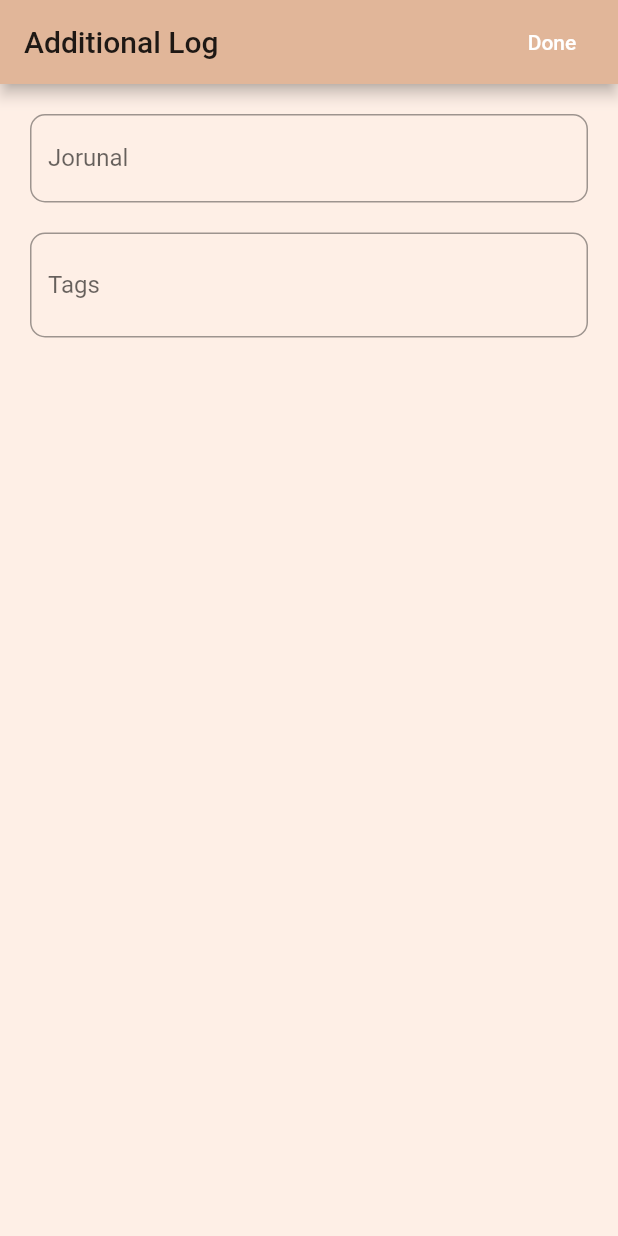
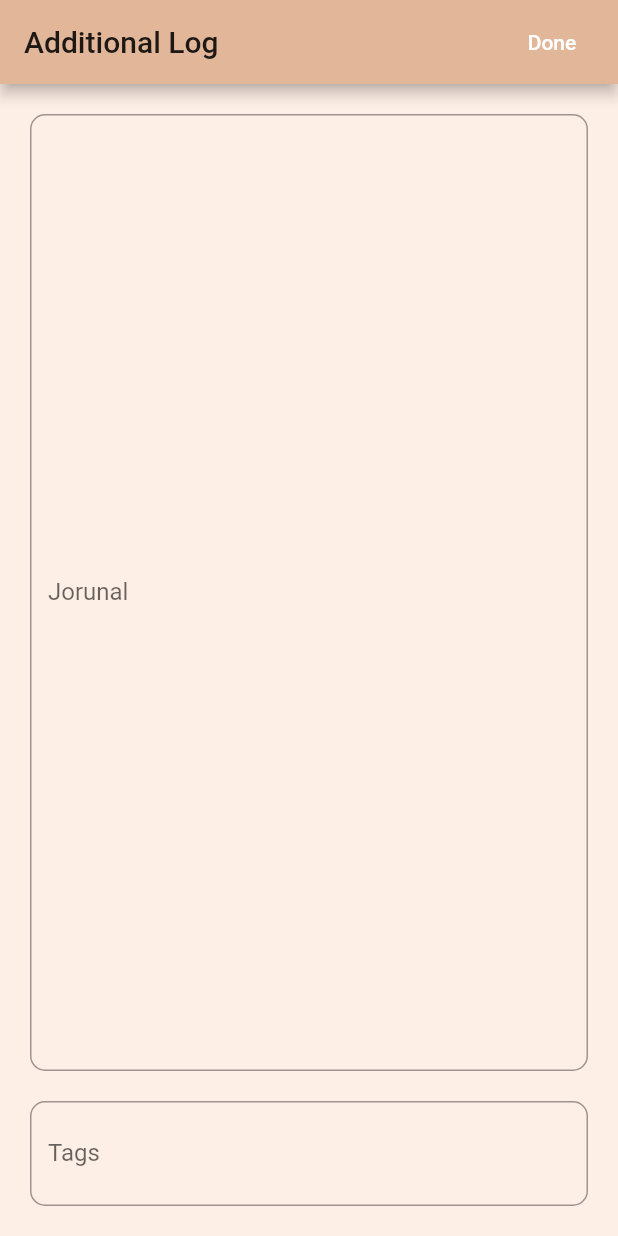
Before and after one commit to Global-Innovation-Exchange/DOS, a Flutter app: the AdditionalLog screen opened directly with empty values, on a phone screen of 412 x 824 dp. Run offline on Flutter 3.47's test engine with Material 2 defaults, Android fonts, the phone set to English and light mode, and no system bars; drawn by our look-alikes of flutter_chips_input; our stand-ins replace sqflite; accounts and stored records are empty.

Commit message:
Expand jorunal field to full screen

```diff
--- a/lib/additional_log.dart
+++ b/lib/additional_log.dart
@@ -43,18 +43,22 @@ class _AdditionalLogState extends State<AdditionalLog> {
         padding: EdgeInsets.all(20),
         child: Column(
           children: <Widget>[
-            TextFormField(
+            Expanded(
+              child: TextFormField(
+                expands: true,
+                maxLines: null,
+                textAlignVertical: TextAlignVertical.top,
                 controller: _jorunalController,
                 decoration: InputDecoration(
                   labelText: 'Jorunal',
                   border: inputBorder,
                 ),
                 keyboardType: TextInputType.multiline,
-              maxLines: null,
                 onChanged: (value) {
                   // Not wrapping in setState because field is manged by controller
                   _log.jorunal = value;
                 },
+              ),
             ),
             SizedBox(height: 20),
             ChipsInput(
```
Lines whose indentation alone changed are shown as unchanged.
